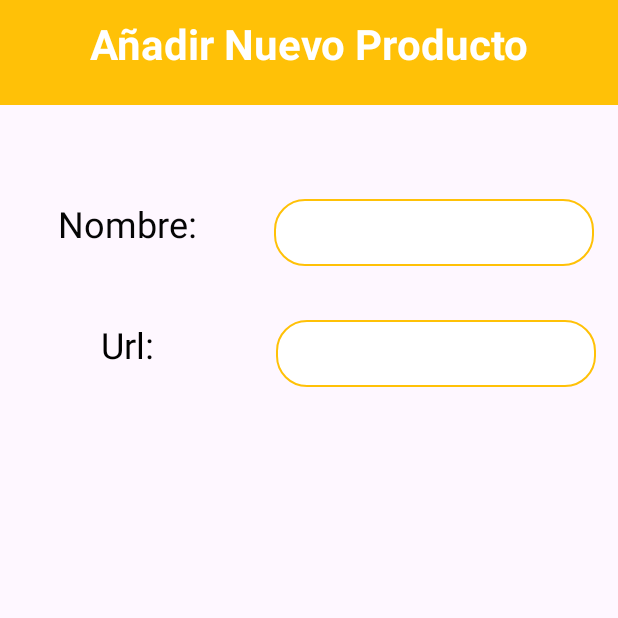
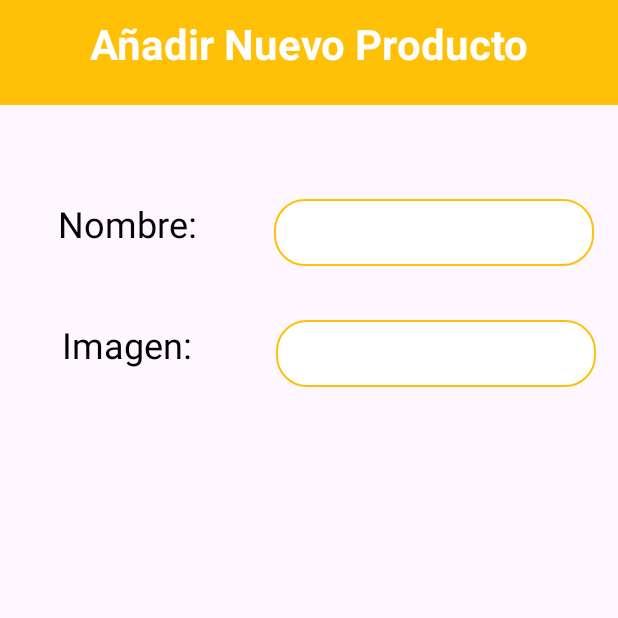
Before and after one commit to M1gue13/FoodStockApp, an Android app: the AnyadirProductoGestion screen opened directly, with no data from a screen before it, on a phone screen of 412 x 824 dp, the top half of it. Run offline under Robolectric (Android 15) with nearby library versions, the light colour scheme and no system bars; our stand-ins replace Firebase (no records; nobody signed in at launch, a user with empty details on screens opened directly), Picasso; pictures from the network do not load.

Commit message:
busqueda y cambios visuales2

```diff
--- a/app/src/main/res/layout/activity_anyadir_producto_gestion.xml
+++ b/app/src/main/res/layout/activity_anyadir_producto_gestion.xml
@@ -123,7 +123,7 @@
         android:id="@+id/textView18"
         android:layout_width="137dp"
         android:layout_height="45dp"
-        android:text="Url:"
+        android:text="Imagen:"
         android:textAlignment="center"
         android:textColor="#000000"
         android:textSize="24dp"
--- a/app/src/main/res/layout/activity_tienda.xml
+++ b/app/src/main/res/layout/activity_tienda.xml
@@ -62,7 +62,7 @@
         <LinearLayout
             android:layout_width="match_parent"
             android:layout_height="match_parent"
-            android:layout_weight="0.4"
+            android:layout_weight="0.3"
             android:orientation="vertical">
 
             <EditText
--- a/app/src/main/res/layout/activity_tienda_objeto_vista.xml
+++ b/app/src/main/res/layout/activity_tienda_objeto_vista.xml
@@ -93,7 +93,7 @@
         android:layout_height="55dp"
         android:backgroundTint="#4CAF50"
         android:onClick="onVolverGestor"
-        android:text="Gestor"
+        android:text="Lista"
         android:textSize="16sp"
         app:cornerRadius="10dp"
         app:icon="@drawable/flecha_hacia_atras"
```
